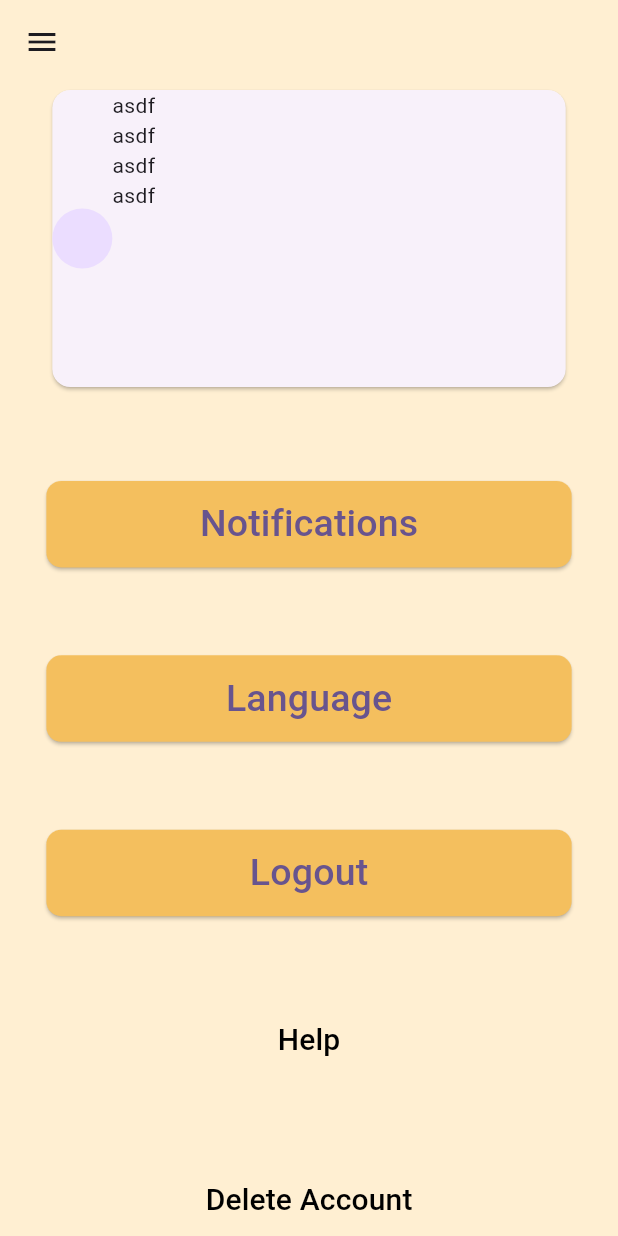
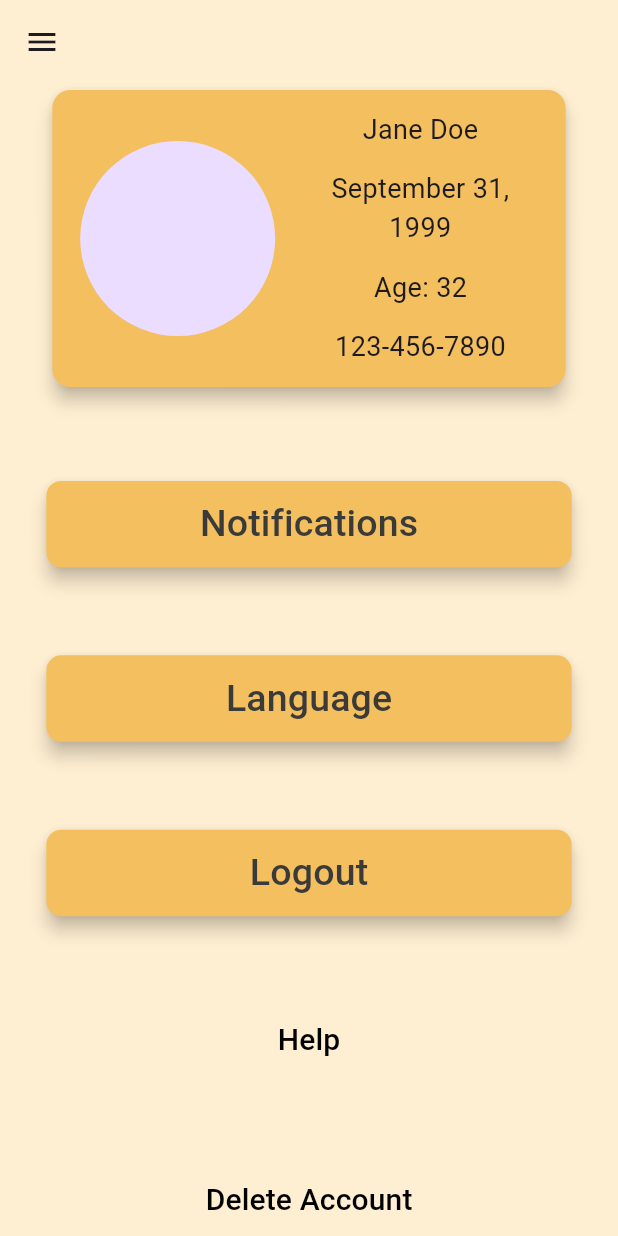
Before and after one commit to jenny0630-ax/Safety-Necklace, a Flutter app: the Settingscreen screen opened by its route, on a phone screen of 412 x 824 dp. Run offline on Flutter 3.47's test engine with Material 3 defaults, Android fonts, the phone set to English and light mode, and no system bars; our stand-ins replace firebase_auth, firebase_core, flutter_map, google_fonts, latlong2; accounts and stored records are empty; generated files the repository leaves out were written again.

Commit message:
setting screen and profile screen

```diff
--- a/safetynecklaceapp/lib/routes.dart
+++ b/safetynecklaceapp/lib/routes.dart
@@ -3,6 +3,7 @@ import 'package:safetynecklaceapp/screens/loginscreen.dart';
 import 'package:safetynecklaceapp/screens/signupscreen.dart';
 import 'package:safetynecklaceapp/screens/homescreen.dart';
 import 'package:safetynecklaceapp/screens/Settingscreen.dart';
+import 'package:safetynecklaceapp/screens/profilescreen.dart';
 
 var routes = {
   '/': (context) => InitialScreen(),
@@ -10,4 +11,5 @@ var routes = {
   '/signup': (context) => SignUpScreen(),
   '/home': (context) => HomeScreen(),
   '/settings': (context) => Settingscreen(),
+  '/profile': (context) => Profilescreen(),
 };
--- a/safetynecklaceapp/lib/screens/Settingscreen.dart
+++ b/safetynecklaceapp/lib/screens/Settingscreen.dart
@@ -22,22 +22,43 @@ class _SettingscreenState extends State<Settingscreen> {
         child: Column(
           mainAxisAlignment: MainAxisAlignment.spaceBetween,
           children: [
-            SizedBox(
+            InkWell(
+              onTap: () {
+                Navigator.pushNamed(context, '/profile');
+              },
+              child: SizedBox(
                 width: SizeConfig.horizontal! * 85,
                 height: SizeConfig.vertical! * 25,
                 child: Card(
+                  color: cardGold,
+                  elevation: 5,
                   child: Row(
+                    mainAxisAlignment: MainAxisAlignment.spaceEvenly,
                     children: [
-                    CircleAvatar(),
-                    Column(
+                      CircleAvatar(radius: 65),
+                      SizedBox(
+                        width: SizeConfig.horizontal! * 38,
+                        child: Column(
+                          mainAxisAlignment: MainAxisAlignment.spaceEvenly,
                           children: [
-                        Text("asdf"),
-                        Text("asdf"),
-                        Text("asdf"),
-                        Text("asdf"),
+                            Text("Jane Doe", style: TextStyle(fontSize: 18)),
+                            Text(
+                              "September 31, 1999",
+                              textAlign: TextAlign.center,
+                              overflow: TextOverflow.visible,
+                              maxLines: 2,
+                              style: TextStyle(fontSize: 18),
+                            ),
+                            Text("Age: 32", style: TextStyle(fontSize: 18)),
+                            Text(
+                              "123-456-7890",
+                              style: TextStyle(fontSize: 18),
+                            ),
                           ],
                         ),
+                      ),
                     ],
+                  ),
                 ),
               ),
             ),
@@ -47,12 +68,19 @@ class _SettingscreenState extends State<Settingscreen> {
               child: ElevatedButton(
                 style: ElevatedButton.styleFrom(
                   backgroundColor: cardGold,
+                  elevation: 5,
                   shape: RoundedRectangleBorder(
                     borderRadius: BorderRadius.circular(10),
                   ),
                 ),
                 onPressed: () {},
-                child: Text("Notifications", style: TextStyle(fontSize: 25)),
+                child: Text(
+                  "Notifications",
+                  style: TextStyle(
+                    fontSize: 25,
+                    color: const Color(0xFF3A3A3A),
+                  ),
+                ),
               ),
             ),
             SizedBox(
@@ -61,12 +89,16 @@ class _SettingscreenState extends State<Settingscreen> {
               child: ElevatedButton(
                 style: ElevatedButton.styleFrom(
                   backgroundColor: cardGold,
+                  elevation: 5,
                   shape: RoundedRectangleBorder(
                     borderRadius: BorderRadius.circular(10),
                   ),
                 ),
                 onPressed: () {},
-                child: Text("Language", style: TextStyle(fontSize: 25)),
+                child: Text(
+                  "Language",
+                  style: TextStyle(fontSize: 25, color: Color(0xFF3A3A3A)),
+                ),
               ),
             ),
             SizedBox(
@@ -75,12 +107,16 @@ class _SettingscreenState extends State<Settingscreen> {
               child: ElevatedButton(
                 style: ElevatedButton.styleFrom(
                   backgroundColor: cardGold,
+                  elevation: 5,
                   shape: RoundedRectangleBorder(
                     borderRadius: BorderRadius.circular(10),
                   ),
                 ),
                 onPressed: () {},
-                child: Text("Logout", style: TextStyle(fontSize: 25)),
+                child: Text(
+                  "Logout",
+                  style: TextStyle(fontSize: 25, color: Color(0xFF3A3A3A)),
+                ),
               ),
             ),
             TextButton(
```
Also changed, not shown: safetynecklaceapp/lib/screens/profilescreen.dart (added, +39 -0 lines). Lines whose indentation alone changed are shown as unchanged.
